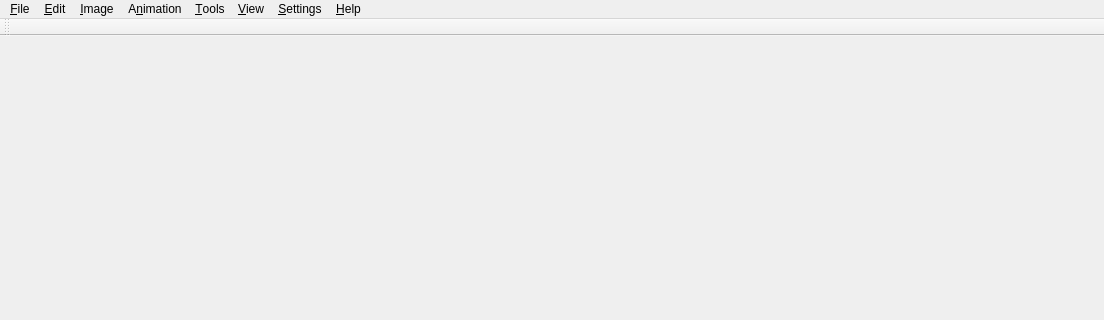
Above: src/ui/main_window.ui from mbasaglia/PixelCayman before the change; both pictures show x 0 to 1104 and y 0 to 320 of the 1104 by 768 pixel window. Below: the same form after it.
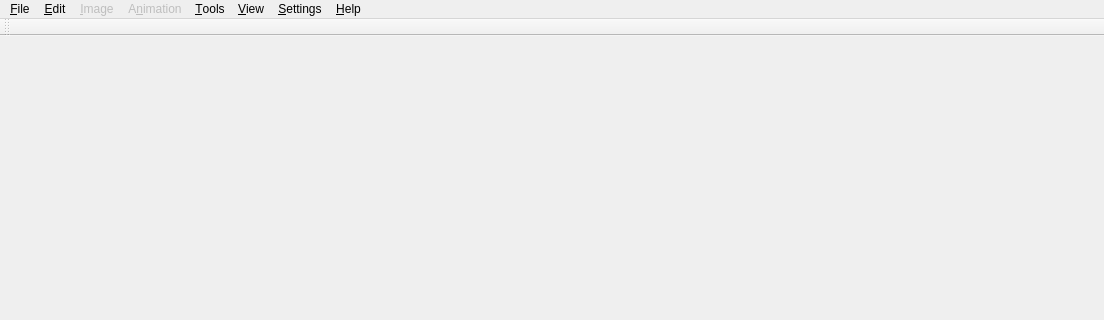
That is the form after the change. Icons and pictures are not drawn. Custom widgets are drawn as their Qt base class.

```diff
--- a/src/ui/main_window.ui
+++ b/src/ui/main_window.ui
@@ -77,11 +77,17 @@
     <addaction name="separator"/>
    </widget>
    <widget class="QMenu" name="menu_image">
+    <property name="enabled">
+     <bool>false</bool>
+    </property>
     <property name="title">
      <string>&amp;Image</string>
     </property>
    </widget>
    <widget class="QMenu" name="menu_animation">
+    <property name="enabled">
+     <bool>false</bool>
+    </property>
     <property name="title">
      <string>A&amp;nimation</string>
     </property>
```
Left out of the diff: 48 changed lines with no effect on the pictures.
